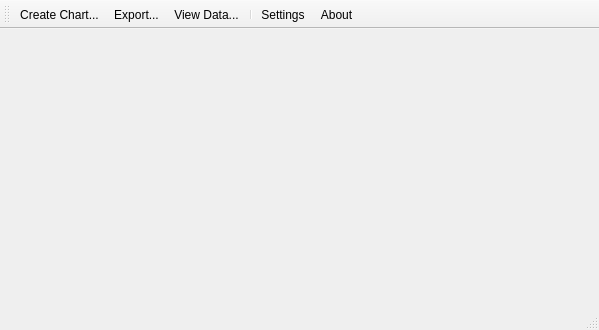
Old version of the form desktop/mainwindow.ui in the repository davidrg/zxweather.
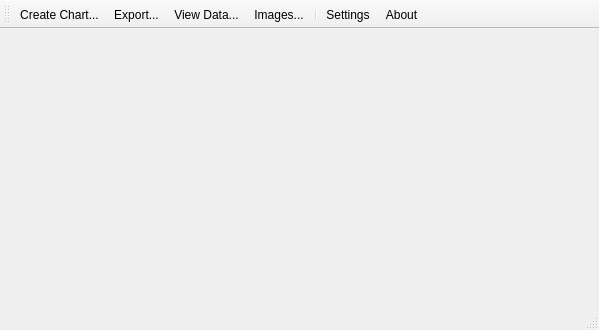
New version of the form. Icons and pictures are not drawn. Custom widgets are drawn as their Qt base class.

Commit message: Initial support for viewing images. Only supports loading from the database at the moment. Disabled in release builds.

Diff of the .ui file:
```diff
--- a/desktop/mainwindow.ui
+++ b/desktop/mainwindow.ui
@@ -103,6 +103,7 @@
    <addaction name="actionCharts"/>
    <addaction name="actionExport_Data"/>
    <addaction name="actionView_Data"/>
+   <addaction name="actionImages"/>
    <addaction name="separator"/>
    <addaction name="actionSettings"/>
    <addaction name="actionAbout"/>
@@ -171,6 +172,21 @@
     <string>View Data in a table</string>
    </property>
   </action>
+  <action name="actionImages">
+   <property name="icon">
+    <iconset resource="resources.qrc">
+     <normaloff>:/icons/image</normaloff>:/icons/image</iconset>
+   </property>
+   <property name="text">
+    <string>Images...</string>
+   </property>
+   <property name="iconText">
+    <string>Images...</string>
+   </property>
+   <property name="shortcut">
+    <string>Ctrl+I</string>
+   </property>
+  </action>
  </widget>
  <layoutdefault spacing="6" margin="11"/>
  <customwidgets>
```
The commit also changes 18 other files.
